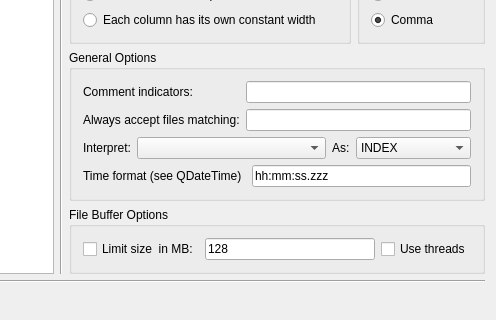
Old version of the form src/datasources/ascii/asciiconfig.ui in the repository Kst-plot/kst; both pictures show x 219 to 715 and y 318 to 638 of the 715 by 638 pixel window.
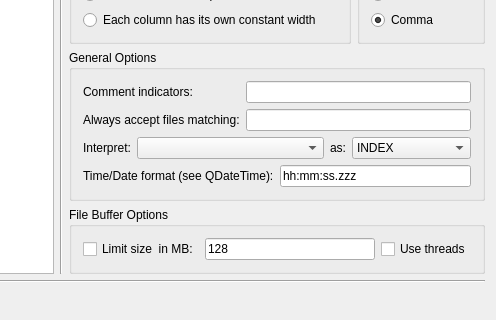
New version of the form.

Commit message: Try to improve the UI consistency / layout. Includes some slight rephrasing of new strings.

Patch:
```diff
--- a/src/datasources/ascii/asciiconfig.ui
+++ b/src/datasources/ascii/asciiconfig.ui
@@ -320,7 +320,7 @@
           <item>
            <widget class="QLabel" name="_indexTypeLabel">
             <property name="text">
-             <string>As:</string>
+             <string>as:</string>
             </property>
             <property name="wordWrap">
              <bool>false</bool>
@@ -355,7 +355,7 @@
             </item>
             <item>
              <property name="text">
-              <string>Formatted Time</string>
+              <string>Formatted String</string>
              </property>
             </item>
            </widget>
@@ -365,7 +365,7 @@
         <item row="3" column="0" colspan="2">
          <widget class="QLabel" name="_timeFormatLabel">
           <property name="text">
-           <string>Time format (see QDateTime)</string>
+           <string>Time/Date format (see QDateTime):</string>
           </property>
           <property name="wordWrap">
            <bool>false</bool>
```
The commit also changes 3 other files.
